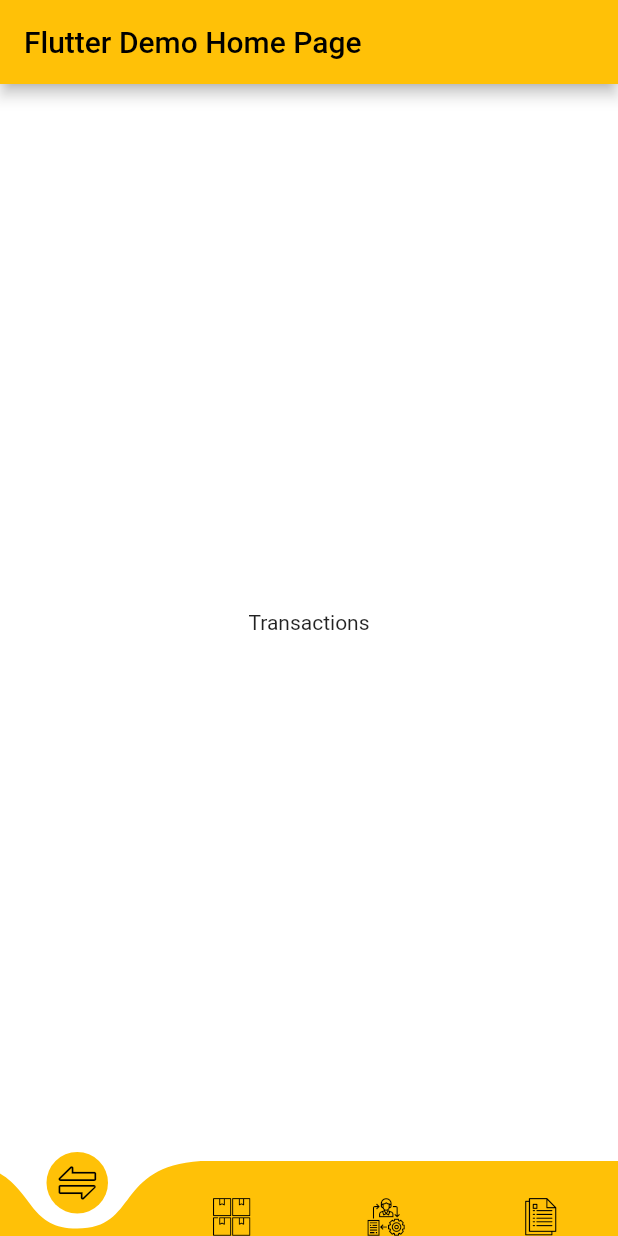
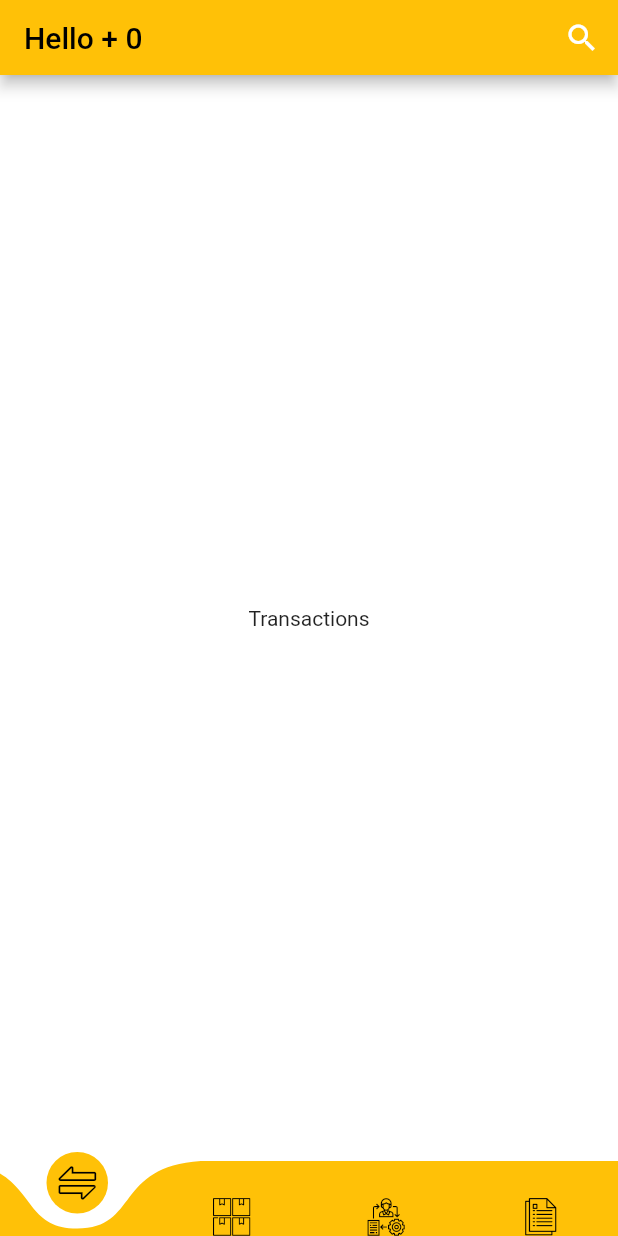
Before and after one commit to jjeangal/chankuap_flutter, a Flutter app: the screen it shows after launch, on a phone screen of 412 x 824 dp. Run offline on Flutter 3.47's test engine with Material 2 defaults, Android fonts, the phone set to English and light mode, and no system bars; drawn by our look-alikes of curved_navigation_bar.

Commit message:
Created class for a customized app bar (custom_app_bar.dart). Contains 1 fixed attribute (color) and 3 custom attributes (title and widgets, which will depend on the page).

```diff
--- /dev/null
+++ b/lib/custom_app_bar.dart
@@ -0,0 +1,23 @@
+import 'package:flutter/material.dart';
+
+class MyAppBar extends StatelessWidget implements PreferredSizeWidget {
+  final Color backgroundColor = Colors.amber;
+  final Text title;
+  final AppBar appBar;
+  final List<Widget> widgets;
+
+  const MyAppBar({Key key, this.title, this.appBar, this.widgets})
+      : super(key: key);
+
+  @override
+  Widget build(BuildContext context) {
+    return AppBar(
+      title: title,
+      backgroundColor: backgroundColor,
+      actions: widgets,
+    );
+  }
+
+  @override
+  Size get preferredSize => new Size.fromHeight(appBar.preferredSize.height);
+}
--- a/lib/main.dart
+++ b/lib/main.dart
@@ -1,4 +1,5 @@
 import 'package:chankuap_flutter/app_icons.dart';
+import 'package:chankuap_flutter/custom_app_bar.dart';
 import 'package:chankuap_flutter/pages/Documents.dart';
 import 'package:chankuap_flutter/pages/Processes.dart';
 import 'package:chankuap_flutter/pages/Storage.dart';
@@ -61,11 +62,17 @@ class _MyHomePageState extends State<MyHomePage> {
   @override
   Widget build(BuildContext context) {
     return Scaffold(
-      appBar: AppBar(
-        backgroundColor: Colors.amber,
-        title: Text(widget.title, style: TextStyle(
-            color: Colors.black),
-        ),
+      appBar: PreferredSize(
+          preferredSize: const Size.fromHeight(50),
+          child: MyAppBar(
+            title: Text("Hello + $_pageIndex",
+              style: TextStyle(color: Colors.black),
+            ),
+            widgets: <Widget>[new IconButton(
+                icon: new Icon(Icons.search),
+                onPressed: () => print("hello")
+            )],
+          )
       ),
       body: Container(color:
         Colors.white,
```
